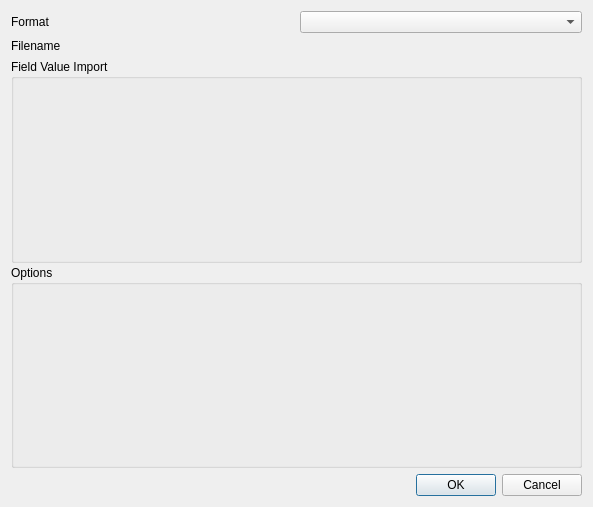
Before: the Qt Designer form qps/speclib/ui/spectrallibraryimportdialog.ui in EnMAP-Box/qgispluginsupport, drawn with Qt 5.
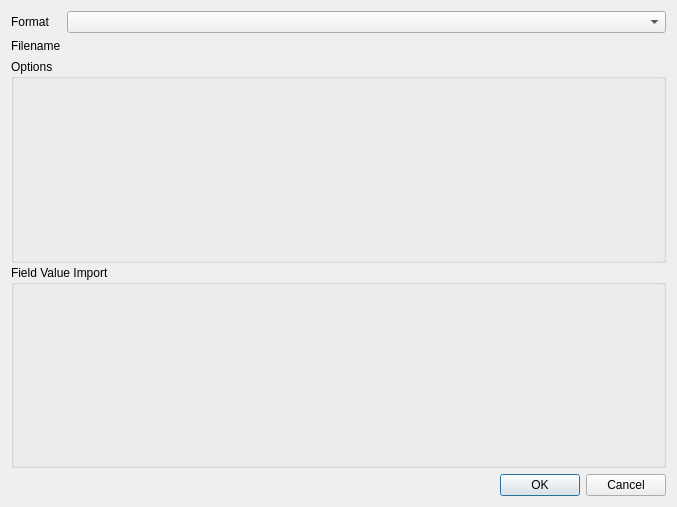
After: the same form once the commit is applied. Custom widgets are drawn as their Qt base class.

```diff
--- a/qps/speclib/ui/spectrallibraryimportdialog.ui
+++ b/qps/speclib/ui/spectrallibraryimportdialog.ui
@@ -6,34 +6,17 @@
    <rect>
     <x>0</x>
     <y>0</y>
-    <width>593</width>
+    <width>677</width>
     <height>507</height>
    </rect>
   </property>
   <property name="windowTitle">
    <string>Import Spectral Profiles</string>
   </property>
-  <layout class="QGridLayout" name="gridLayout">
-   <item row="0" column="0">
-    <widget class="QLabel" name="label">
-     <property name="text">
-      <string>Format</string>
-     </property>
-    </widget>
-   </item>
+  <layout class="QGridLayout" name="gridLayout" columnstretch="0,2">
    <item row="1" column="1">
     <widget class="QgsFileWidget" name="fileWidget"/>
    </item>
-   <item row="1" column="0">
-    <widget class="QLabel" name="label_2">
-     <property name="text">
-      <string>Filename</string>
-     </property>
-    </widget>
-   </item>
-   <item row="0" column="1">
-    <widget class="QComboBox" name="cbFormat"/>
-   </item>
    <item row="2" column="0" colspan="2">
     <widget class="QScrollArea" name="scrollArea">
      <property name="frameShape">
@@ -50,7 +33,7 @@
        <rect>
         <x>0</x>
         <y>0</y>
-        <width>571</width>
+        <width>655</width>
         <height>390</height>
        </rect>
       </property>
@@ -70,30 +53,6 @@
        <property name="bottomMargin">
         <number>0</number>
        </property>
-       <item>
-        <widget class="QgsCollapsibleGroupBox" name="gbFieldMappingWidget">
-         <property name="sizePolicy">
-          <sizepolicy hsizetype="Preferred" vsizetype="Preferred">
-           <horstretch>0</horstretch>
-           <verstretch>1</verstretch>
-          </sizepolicy>
-         </property>
-         <property name="minimumSize">
-          <size>
-           <width>0</width>
-           <height>50</height>
-          </size>
-         </property>
-         <property name="title">
-          <string>Field Value Import</string>
-         </property>
-         <layout class="QVBoxLayout" name="verticalLayout">
-          <item>
-           <widget class="QgsFieldMappingWidget" name="fieldMappingWidget" native="true"/>
-          </item>
-         </layout>
-        </widget>
-       </item>
        <item>
         <widget class="QgsCollapsibleGroupBox" name="gbFormatOptions">
          <property name="sizePolicy">
@@ -106,6 +65,21 @@
           <string>Options</string>
          </property>
          <layout class="QVBoxLayout" name="verticalLayout_2">
+          <property name="spacing">
+           <number>2</number>
+          </property>
+          <property name="leftMargin">
+           <number>2</number>
+          </property>
+          <property name="topMargin">
+           <number>2</number>
+          </property>
+          <property name="rightMargin">
+           <number>2</number>
+          </property>
+          <property name="bottomMargin">
+           <number>2</number>
+          </property>
           <item>
            <widget class="QStackedWidget" name="stackedWidgetFormatOptions">
             <property name="minimumSize">
@@ -119,6 +93,45 @@
          </layout>
         </widget>
        </item>
+       <item>
+        <widget class="QgsCollapsibleGroupBox" name="gbFieldMappingWidget">
+         <property name="sizePolicy">
+          <sizepolicy hsizetype="Preferred" vsizetype="Preferred">
+           <horstretch>0</horstretch>
+           <verstretch>1</verstretch>
+          </sizepolicy>
+         </property>
+         <property name="minimumSize">
+          <size>
+           <width>0</width>
+           <height>50</height>
+          </size>
+         </property>
+         <property name="title">
+          <string>Field Value Import</string>
+         </property>
+         <layout class="QVBoxLayout" name="verticalLayout">
+          <property name="spacing">
+           <number>2</number>
+          </property>
+          <property name="leftMargin">
+           <number>2</number>
+          </property>
+          <property name="topMargin">
+           <number>2</number>
+          </property>
+          <property name="rightMargin">
+           <number>2</number>
+          </property>
+          <property name="bottomMargin">
+           <number>2</number>
+          </property>
+          <item>
+           <widget class="QgsFieldMappingWidget" name="fieldMappingWidget" native="true"/>
+          </item>
+         </layout>
+        </widget>
+       </item>
        <item>
         <spacer name="verticalSpacer">
          <property name="orientation">
@@ -146,6 +159,23 @@
      </property>
     </widget>
    </item>
+   <item row="0" column="0">
+    <widget class="QLabel" name="labelFormat">
+     <property name="text">
+      <string>Format</string>
+     </property>
+    </widget>
+   </item>
+   <item row="1" column="0">
+    <widget class="QLabel" name="labelFilename">
+     <property name="text">
+      <string>Filename</string>
+     </property>
+    </widget>
+   </item>
+   <item row="0" column="1">
+    <widget class="QComboBox" name="cbFormat"/>
+   </item>
   </layout>
  </widget>
  <customwidgets>
```
